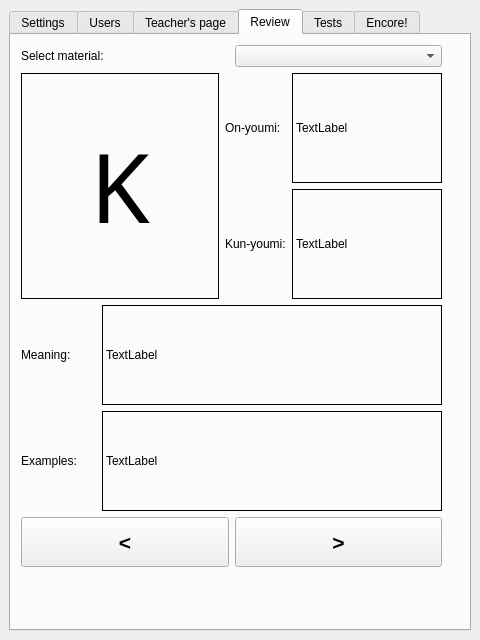
This is src/kanjitoolswindow.ui in mihaly4/KanjiTools as Qt 5 draws it before an edit. The edited form follows.
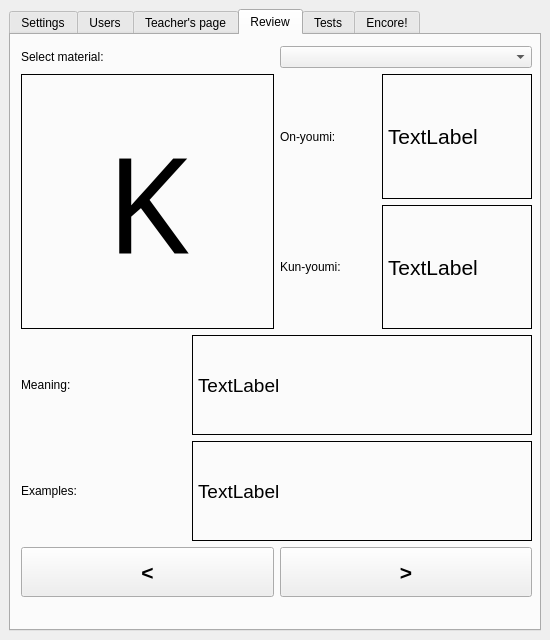
This is the edited form. The open tabs and pages were chosen to show the change.

The edit to the form file:
```diff
--- a/src/kanjitoolswindow.ui
+++ b/src/kanjitoolswindow.ui
@@ -6,7 +6,7 @@
    <rect>
     <x>0</x>
     <y>0</y>
-    <width>480</width>
+    <width>550</width>
     <height>640</height>
    </rect>
   </property>
@@ -14,8 +14,8 @@
    <string>Knanji tools</string>
   </property>
   <widget class="QWidget" name="centralwidget">
-   <layout class="QGridLayout" name="gridLayout_2">
-    <item row="0" column="0">
+   <layout class="QHBoxLayout" name="horizontalLayout_15">
+    <item>
      <widget class="QTabWidget" name="tabWidget">
       <property name="currentIndex">
        <number>4</number>
@@ -427,9 +427,9 @@
         <property name="geometry">
          <rect>
           <x>10</x>
-          <y>10</y>
-          <width>421</width>
-          <height>522</height>
+          <y>11</y>
+          <width>511</width>
+          <height>551</height>
          </rect>
         </property>
         <layout class="QVBoxLayout" name="verticalLayout_14">
@@ -455,8 +455,8 @@
               <widget class="QLabel" name="label_9">
                <property name="font">
                 <font>
-                 <family>Meiryo</family>
-                 <pointsize>72</pointsize>
+                 <family>Sans Serif</family>
+                 <pointsize>100</pointsize>
                 </font>
                </property>
                <property name="frameShape">
@@ -509,6 +509,11 @@
                      <height>16777215</height>
                     </size>
                    </property>
+                   <property name="font">
+                    <font>
+                     <pointsize>16</pointsize>
+                    </font>
+                   </property>
                    <property name="frameShape">
                     <enum>QFrame::Panel</enum>
                    </property>
@@ -531,6 +536,11 @@
                      <height>16777215</height>
                     </size>
                    </property>
+                   <property name="font">
+                    <font>
+                     <pointsize>16</pointsize>
+                    </font>
+                   </property>
                    <property name="frameShape">
                     <enum>QFrame::Panel</enum>
                    </property>
@@ -577,6 +587,11 @@
                      <height>100</height>
                     </size>
                    </property>
+                   <property name="font">
+                    <font>
+                     <pointsize>14</pointsize>
+                    </font>
+                   </property>
                    <property name="frameShape">
                     <enum>QFrame::Panel</enum>
                    </property>
@@ -584,7 +599,7 @@
                     <string>TextLabel</string>
                    </property>
                    <property name="textFormat">
-                    <enum>Qt::RichText</enum>
+                    <enum>Qt::AutoText</enum>
                    </property>
                    <property name="alignment">
                     <set>Qt::AlignLeading|Qt::AlignLeft|Qt::AlignVCenter</set>
@@ -602,6 +617,11 @@
                      <height>100</height>
                     </size>
                    </property>
+                   <property name="font">
+                    <font>
+                     <pointsize>14</pointsize>
+                    </font>
+                   </property>
                    <property name="frameShape">
                     <enum>QFrame::Panel</enum>
                    </property>
@@ -609,7 +629,7 @@
                     <string>TextLabel</string>
                    </property>
                    <property name="textFormat">
-                    <enum>Qt::RichText</enum>
+                    <enum>Qt::AutoText</enum>
                    </property>
                    <property name="alignment">
                     <set>Qt::AlignLeading|Qt::AlignLeft|Qt::AlignVCenter</set>
```
Left out of the diff: 4 changed lines with no effect on the pictures.
